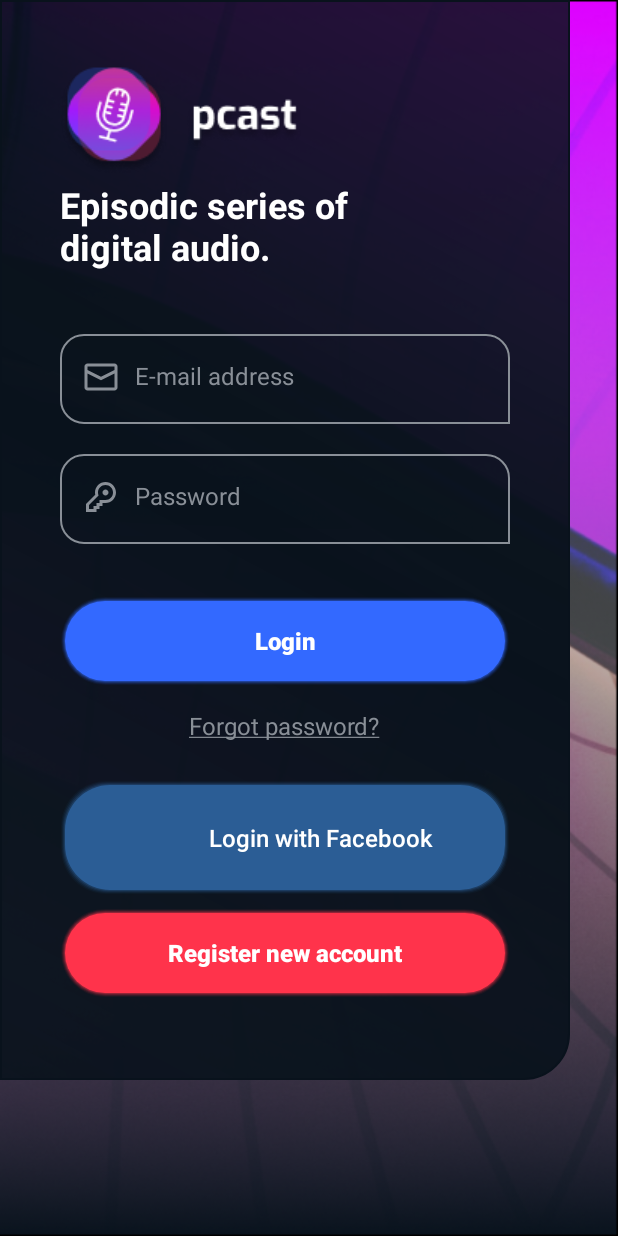
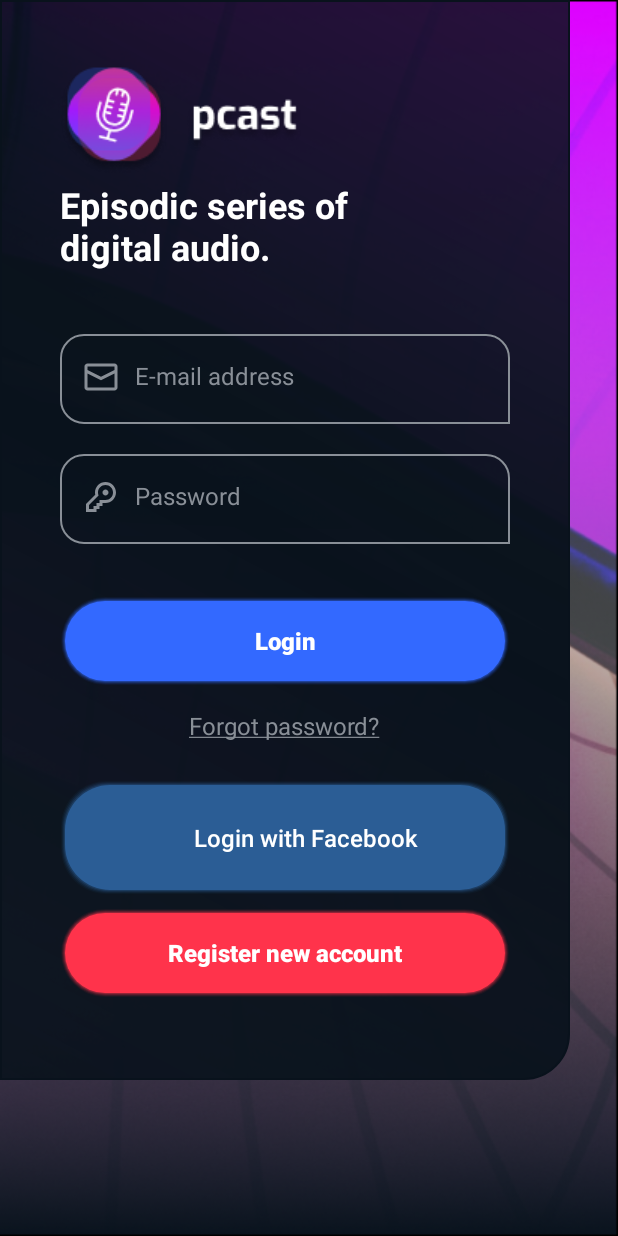
Before and after one commit to AloTunNe/podcast, an Android app: the screen it shows after launch (Login), on a phone screen of 412 x 824 dp. Run offline under Robolectric (Android 15) with nearby library versions, the phone set to English and light mode, and no system bars; libraries missing offline, so code that uses them is left out: com.facebook, com.facebook.appevents, com.facebook.login; plain views replace LoginButton; 6 statements that could not run were skipped.

Commit message:
conf btn fb

```diff
--- a/app/src/main/res/layout/register.xml
+++ b/app/src/main/res/layout/register.xml
@@ -1,6 +1,7 @@
 <?xml version="1.0" encoding="utf-8"?>
 <androidx.constraintlayout.widget.ConstraintLayout xmlns:android="http://schemas.android.com/apk/res/android"
     xmlns:app="http://schemas.android.com/apk/res-auto"
+    xmlns:tools="http://schemas.android.com/tools"
     android:layout_width="match_parent"
     android:layout_height="match_parent"
     android:background="@drawable/background_login">
@@ -118,7 +119,8 @@
                                             android:inputType="textPassword"
                                             android:textColor="@color/white"
                                             android:textColorHint="@color/grey"
-                                            android:textSize="16sp" />
+                                            android:textSize="16sp"
+                                            tools:ignore="DuplicateClickableBoundsCheck,SpeakableTextPresentCheck" />
 
                                 </RelativeLayout>
                         </LinearLayout>
--- a/app/src/main/res/values/styles.xml
+++ b/app/src/main/res/values/styles.xml
@@ -32,10 +32,10 @@
         <item name="cornerSizeBottomLeft">20dp</item>
     </style>
     <style name="login_fb">
-        <item name="android:paddingTop">20dp</item>
-        <item name="android:paddingBottom">20dp</item>
-        <item name="android:paddingStart">50dp</item>
-        <!--<item name="android:gravity">center</item>-->
+        <item name="android:paddingTop">19dp</item>
+        <item name="android:paddingBottom">19dp</item>
+        <item name="android:paddingLeft">30dp</item>
+        <item name="android:gravity">center</item>
         <item name="android:button">@drawable/btn_fb_shape</item>
     </style>
 </resources>
```
